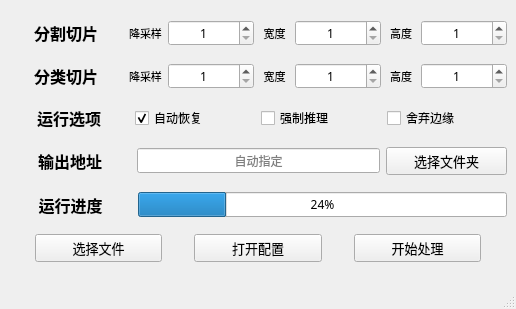
Qt form resources/analyzer.ui (li192863/wsi-analyzer) before a commit.
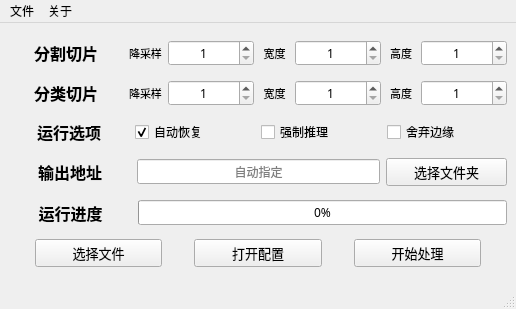
The same form after that commit. Icons and pictures are not drawn.

The edit to the form file:
```diff
--- a/resources/analyzer.ui
+++ b/resources/analyzer.ui
@@ -518,7 +518,7 @@
         <item>
          <widget class="QProgressBar" name="progressBar">
           <property name="value">
-           <number>24</number>
+           <number>0</number>
           </property>
          </widget>
         </item>
@@ -670,6 +670,28 @@
     </font>
    </property>
   </widget>
+  <widget class="QMenuBar" name="menuBar">
+   <property name="geometry">
+    <rect>
+     <x>0</x>
+     <y>0</y>
+     <width>516</width>
+     <height>22</height>
+    </rect>
+   </property>
+   <widget class="QMenu" name="menu_file">
+    <property name="title">
+     <string>文件</string>
+    </property>
+   </widget>
+   <widget class="QMenu" name="menu_about">
+    <property name="title">
+     <string>关于</string>
+    </property>
+   </widget>
+   <addaction name="menu_file"/>
+   <addaction name="menu_about"/>
+  </widget>
   <action name="action_choose_file">
    <property name="checkable">
     <bool>false</bool>
```
Left out of the diff: 5 changed lines with no effect on the pictures.
